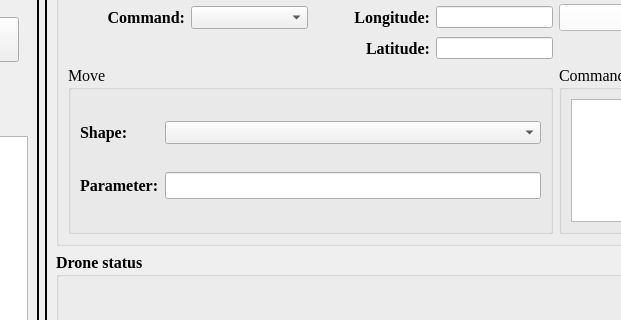
The window that MQTT/Tryout_MQTT5/systemControlDrone.ui (cuongcodeF4/Swarm_quadcopter-) describes before a commit, drawn with Qt 5; both pictures show x 325 to 946 and y 211 to 531 of the 1165 by 920 pixel window.
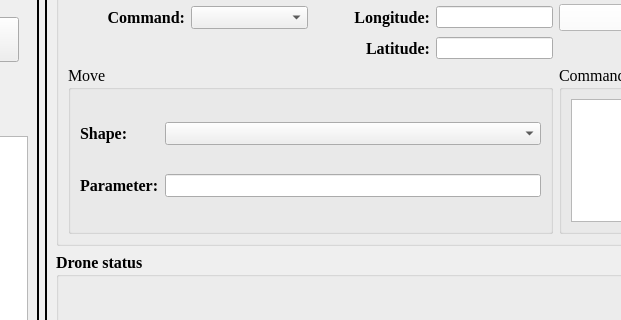
The same window after the commit. Icons and pictures are not drawn.

What changed in the file:
```diff
--- a/MQTT/Tryout_MQTT5/systemControlDrone.ui
+++ b/MQTT/Tryout_MQTT5/systemControlDrone.ui
@@ -727,6 +727,11 @@
                   <property name="enabled">
                    <bool>true</bool>
                   </property>
+                  <property name="font">
+                   <font>
+                    <pointsize>10</pointsize>
+                   </font>
+                  </property>
                  </widget>
                 </item>
                 <item row="0" column="0">
```
Left out of the diff: 4 changed lines with no effect on the pictures.
